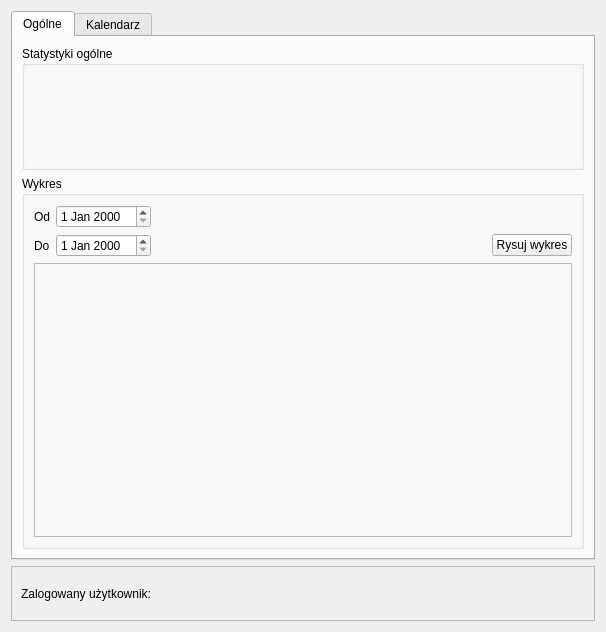
Before: the Qt Designer form coach/interface/ui/Stats_menu.ui in Daria34522/Trener_Personalny_Czacza, drawn with Qt 5.
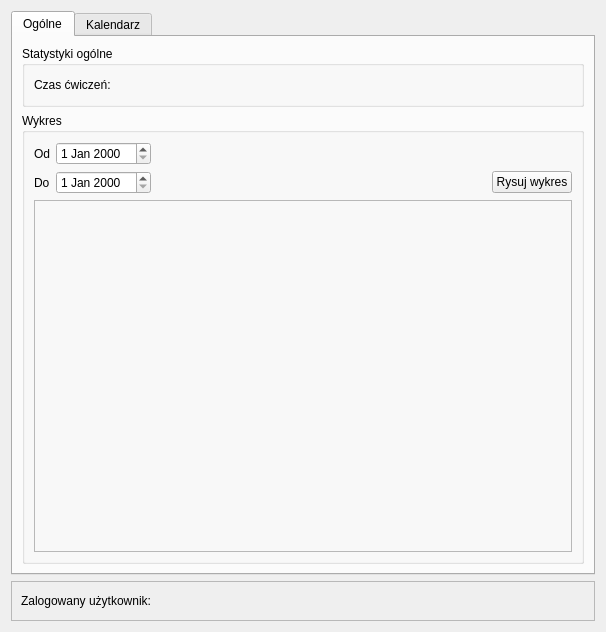
After: the same form once the commit is applied. The open tabs and pages were chosen to show the change.

Commit message: Dodanie menu ustawień tj. wyboru piosenki, Dodanie menu z filmem instruktażowym

What changed in the file:
```diff
--- a/coach/interface/ui/Stats_menu.ui
+++ b/coach/interface/ui/Stats_menu.ui
@@ -13,7 +13,7 @@
   <property name="windowTitle">
    <string>Form</string>
   </property>
-  <layout class="QVBoxLayout" name="verticalLayout" stretch="10,1">
+  <layout class="QVBoxLayout" name="verticalLayout" stretch="20,1">
    <item>
     <widget class="QTabWidget" name="tabWidget">
      <property name="currentIndex">
@@ -23,12 +23,45 @@
       <attribute name="title">
        <string>Ogólne</string>
       </attribute>
-      <layout class="QVBoxLayout" name="verticalLayout_3" stretch="2,6">
+      <layout class="QVBoxLayout" name="verticalLayout_3" stretch="0,6">
        <item>
         <widget class="QGroupBox" name="groupBox_2">
          <property name="title">
           <string>Statystyki ogólne</string>
          </property>
+         <layout class="QVBoxLayout" name="verticalLayout_4">
+          <item>
+           <layout class="QHBoxLayout" name="horizontalLayout_2">
+            <item>
+             <widget class="QLabel" name="label_2">
+              <property name="text">
+               <string>Czas ćwiczeń:   </string>
+              </property>
+             </widget>
+            </item>
+            <item>
+             <widget class="QLabel" name="Exercise_time">
+              <property name="text">
+               <string/>
+              </property>
+             </widget>
+            </item>
+            <item>
+             <spacer name="horizontalSpacer_4">
+              <property name="orientation">
+               <enum>Qt::Horizontal</enum>
+              </property>
+              <property name="sizeHint" stdset="0">
+               <size>
+                <width>40</width>
+                <height>20</height>
+               </size>
+              </property>
+             </spacer>
+            </item>
+           </layout>
+          </item>
+         </layout>
         </widget>
        </item>
        <item>
@@ -140,7 +173,7 @@
      <property name="frameShadow">
       <enum>QFrame::Raised</enum>
      </property>
-     <layout class="QHBoxLayout" name="horizontalLayout" stretch="1,1">
+     <layout class="QHBoxLayout" name="horizontalLayout" stretch="0,0,0">
       <item>
        <widget class="QLabel" name="label">
         <property name="text">
@@ -155,6 +188,19 @@
         </property>
        </widget>
       </item>
+      <item>
+       <spacer name="horizontalSpacer_3">
+        <property name="orientation">
+         <enum>Qt::Horizontal</enum>
+        </property>
+        <property name="sizeHint" stdset="0">
+         <size>
+          <width>40</width>
+          <height>20</height>
+         </size>
+        </property>
+       </spacer>
+      </item>
      </layout>
     </widget>
    </item>
```
Left out of the diff: 2 changed lines with no effect on the pictures. The commit also changes 17 other files.
